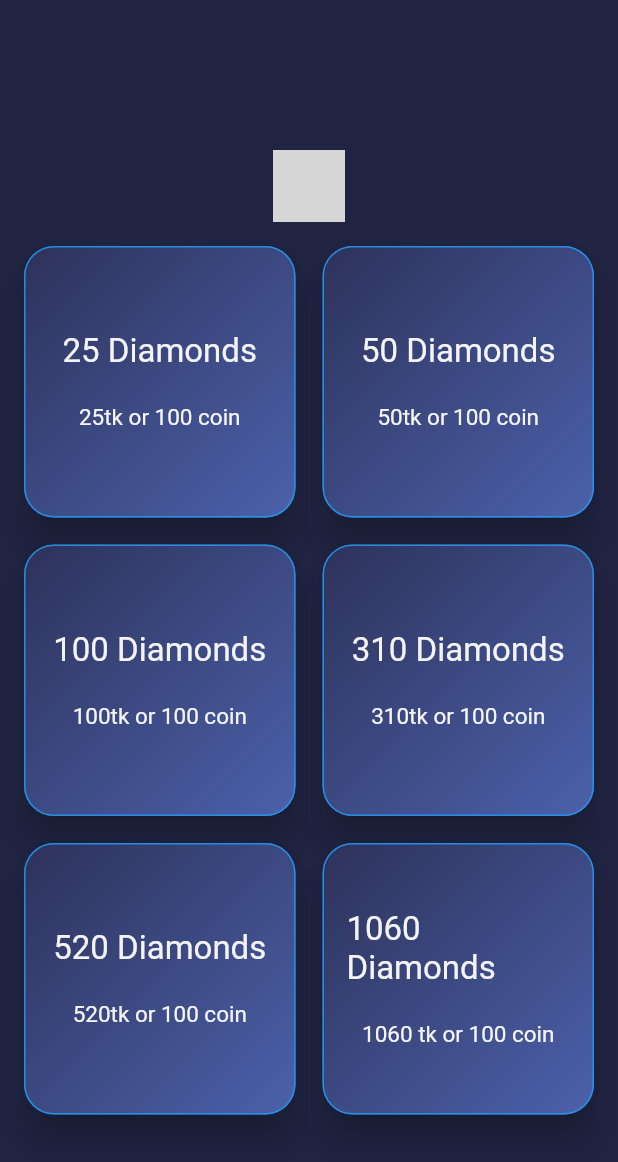
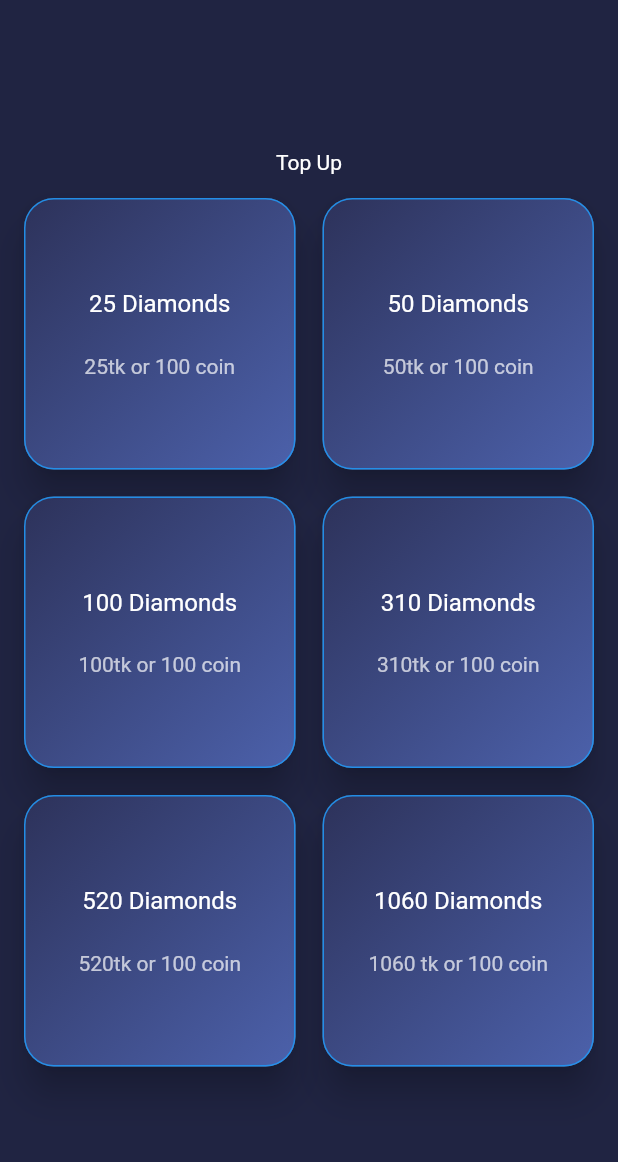
Before and after one commit to RomjanHossain/UpGradeGame, a Flutter app: the Topup screen opened by its route, on a phone screen of 412 x 824 dp. Shown: the top 1162 px of the screen. Run offline on Flutter 3.47's test engine with Material 2 defaults, Android fonts, the phone set to English and light mode, and no system bars; our stand-ins replace flutter_signin_button; Roboto replaces fonts that are missing (Rambla); statements that could not run were skipped; grey boxes are pictures that could not be loaded.

Commit message:
garbage deleted

```diff
--- a/lib/main.dart
+++ b/lib/main.dart
@@ -1,7 +1,7 @@
 import 'package:flutter/material.dart';
 import 'package:upgradegame/screens/homePage/homePage.dart';
 import 'package:upgradegame/screens/initPage/signInPage.dart';
-import 'package:upgradegame/screens/topUpPgae/topUPPage.dart';
+import 'package:upgradegame/screens/topUpPgae/topUpPage.dart';
 
 void main() => runApp(MyApp());
 
--- a/lib/screens/homePage/homePage.dart
+++ b/lib/screens/homePage/homePage.dart
@@ -1,5 +1,5 @@
 import 'package:flutter/material.dart';
-import 'package:upgradegame/screens/topUpPgae/topUPPage.dart';
+import 'package:upgradegame/screens/topUpPgae/topUpPage.dart';
 
 import 'package:upgradegame/widgets/homepage/gameList.dart';
 
--- a/lib/screens/topUpPgae/topUpPage.dart
+++ b/lib/screens/topUpPgae/topUpPage.dart
@@ -1,6 +1,4 @@
 import 'package:flutter/material.dart';
-import 'package:gradient_text/gradient_text.dart';
-import 'package:google_fonts/google_fonts.dart';
 import '../../models/topUpPageModels/topMod.dart';
 
 class Topup extends StatefulWidget {
@@ -35,21 +33,7 @@ class _TopupState extends State<Topup> {
           Row(
             mainAxisAlignment: MainAxisAlignment.center,
             children: [
-              GradientText("Top Up",
-                  gradient: LinearGradient(colors: [
-                    Color(0xffFFEFBA),
-                    Color(0xffeaafc8),
-                    // Colors.purple,
-                    //Colors.pink,
-                    //Colors.deepOrange,
-                    //Colors.purple
-                  ]),
-                  style: GoogleFonts.sriracha(
-                    textStyle: TextStyle(
-                      fontWeight: FontWeight.bold,
-                      fontSize: 28.0,
-                    ),
-                  )),
+              Text('Top Up'),
             ],
           ),
           Expanded(
@@ -93,11 +77,9 @@ class _TopupState extends State<Topup> {
                         children: [
                           ListTile(
                             title: Center(
-                              child: Text(diamonds[index].amount,
-                                  style: GoogleFonts.rambla(
-                                    textStyle: TextStyle(
-                                        fontSize: 22, color: Color(0xffF4F4F6)),
-                                  )),
+                              child: Text(
+                                diamonds[index].amount,
+                              ),
                             ),
                             subtitle: Row(
                               mainAxisAlignment: MainAxisAlignment.center,
@@ -107,12 +89,9 @@ class _TopupState extends State<Topup> {
                                   height: 40,
                                 ),
                                 Center(
-                                    child: Text(diamonds[index].price,
-                                        style: GoogleFonts.rambla(
-                                          textStyle: TextStyle(
-                                              fontSize: 15,
-                                              color: Color(0xffF4F4F6)),
-                                        ))),
+                                    child: Text(
+                                  diamonds[index].price,
+                                )),
                               ],
                             ),
                           ),
--- a/pubspec.yaml
+++ b/pubspec.yaml
@@ -8,11 +8,9 @@ environment:
   sdk: ">=2.7.0 <3.0.0"
 
 dependencies:
-  gradient_text: ^1.0.2
   flutter:
     sdk: flutter
   cupertino_icons: ^1.0.0
-  google_fonts: ^1.1.1
   flutter_signin_button: ^1.1.0
 
 dev_dependencies:
```
Also changed, not shown: lib/screens/profile/profile.dart (+23 -59 lines), lib/screens/ucPage/ucpurchase.dart (+7 -28 lines), pubspec.lock.
